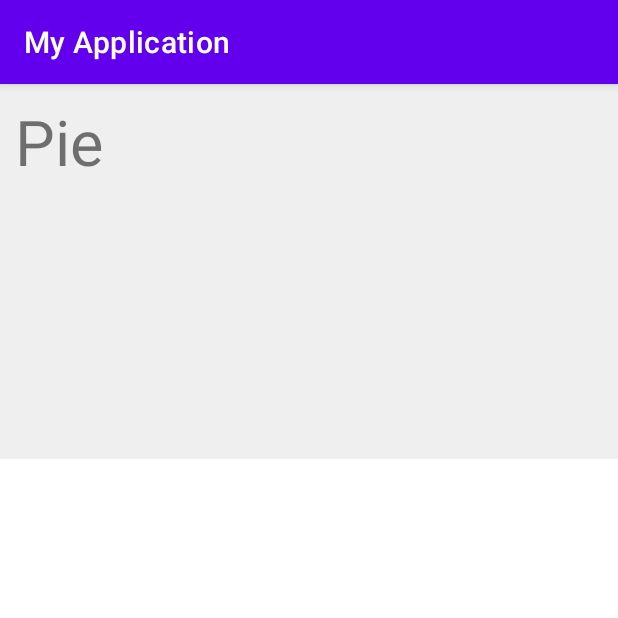
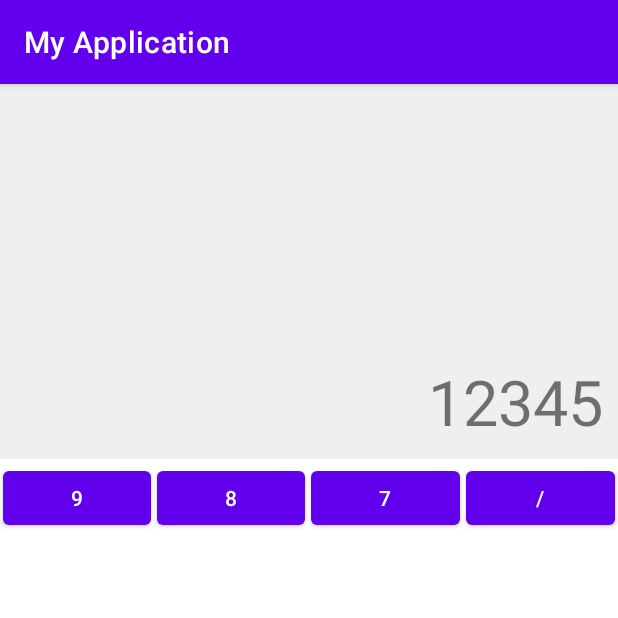
Before and after one commit to Yussefoh/CalculatorApp, an Android app: the screen it shows after launch (MainActivity), on a phone screen of 412 x 824 dp, the top half of it. Run offline under Robolectric (Android 15) with nearby library versions, the phone set to English and light mode, and no system bars.

Commit message:
MyCalculatorApp [Feature]: Added buttons with simple onClick functionality

```diff
--- a/app/src/main/java/com/learning/calculator/MainActivity.kt
+++ b/app/src/main/java/com/learning/calculator/MainActivity.kt
@@ -2,10 +2,16 @@ package com.learning.calculator
 
 import androidx.appcompat.app.AppCompatActivity
 import android.os.Bundle
+import android.view.View
+import android.widget.Toast
 
 class MainActivity : AppCompatActivity() {
     override fun onCreate(savedInstanceState: Bundle?) {
         super.onCreate(savedInstanceState)
         setContentView(R.layout.activity_main)
     }
+
+    fun onDigit (view:View) {
+        Toast.makeText(this, "ButtonClick", Toast.LENGTH_LONG).show()
+    }
 }
--- a/app/src/main/res/layout/activity_main.xml
+++ b/app/src/main/res/layout/activity_main.xml
@@ -4,6 +4,7 @@
     xmlns:tools="http://schemas.android.com/tools"
     android:layout_width="match_parent"
     android:layout_height="match_parent"
+    android:orientation="vertical"
     tools:context=".MainActivity">
 
 <TextView
@@ -12,8 +13,53 @@
     android:background="@color/light_grey"
     android:padding="10dp"
     android:textSize="42sp"
-    android:text="Pie"
+    android:gravity="end|bottom"
+    android:text="@string/calc_placeholder_text"
     />
+    <LinearLayout
+        android:layout_width="match_parent"
+        android:orientation="horizontal"
+        android:layout_height="wrap_content">
+
+        <Button
+            android:layout_margin="2dp"
+            android:id="@+id/btn9"
+            android:layout_width="0dp"
+            android:layout_height="match_parent"
+            android:layout_weight="1"
+            android:onClick="onDigit"
+            android:text="9"
+            />
+        <Button
+            android:layout_margin="2dp"
+            android:id="@+id/btn8"
+            android:layout_width="0dp"
+            android:layout_height="match_parent"
+            android:layout_weight="1"
+            android:onClick="onDigit"
+            android:text="8"
+            />
+        <Button
+            android:layout_margin="2dp"
+            android:id="@+id/btn7"
+            android:layout_width="0dp"
+            android:layout_height="match_parent"
+            android:layout_weight="1"
+            android:onClick="onDigit"
+            android:text="7"
+            />
+
+        <Button
+            android:layout_margin="2dp"
+            android:id="@+id/btn_divide"
+            android:layout_width="0dp"
+            android:layout_height="match_parent"
+            android:layout_weight="1"
+            android:onClick="onDigit"
+            android:text="/"
+            />
 
 
+
+        </LinearLayout>
 </LinearLayout>
--- a/app/src/main/res/values/strings.xml
+++ b/app/src/main/res/values/strings.xml
@@ -1,3 +1,5 @@
 <resources>
     <string name="app_name">My Application</string>
+    <string name="calc_placeholder_text">12345</string>
+
 </resources>
```
